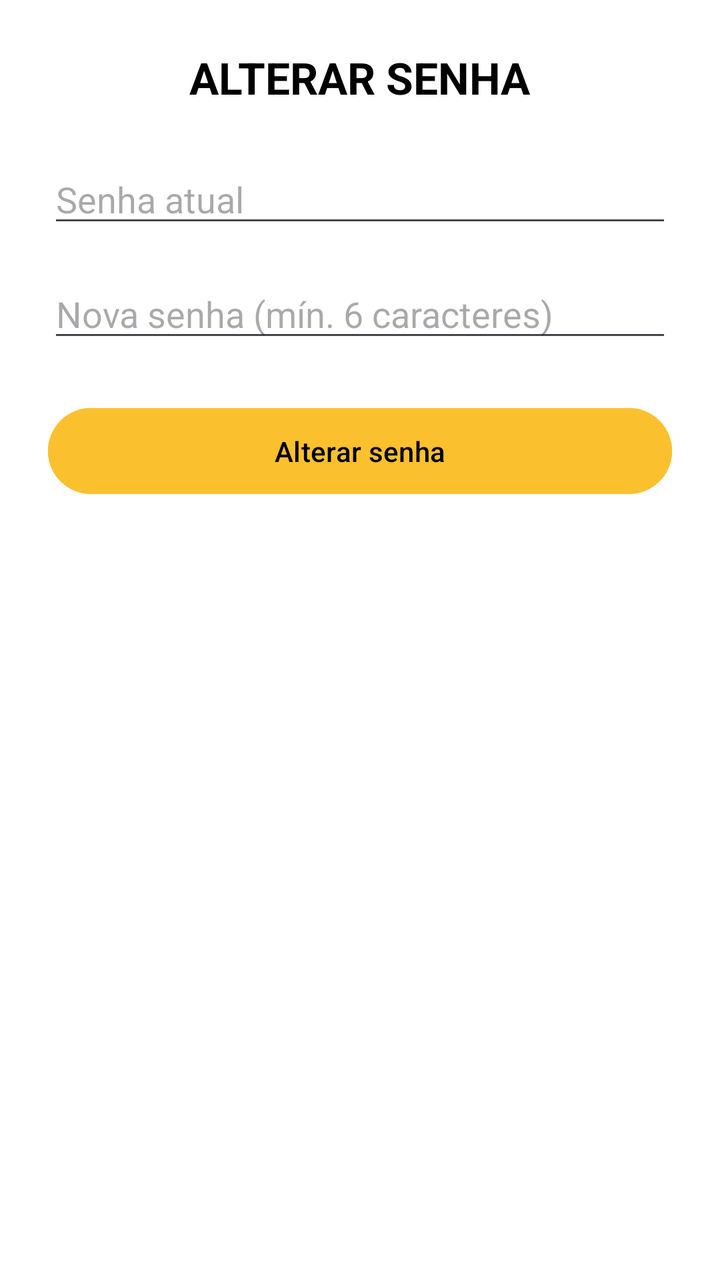
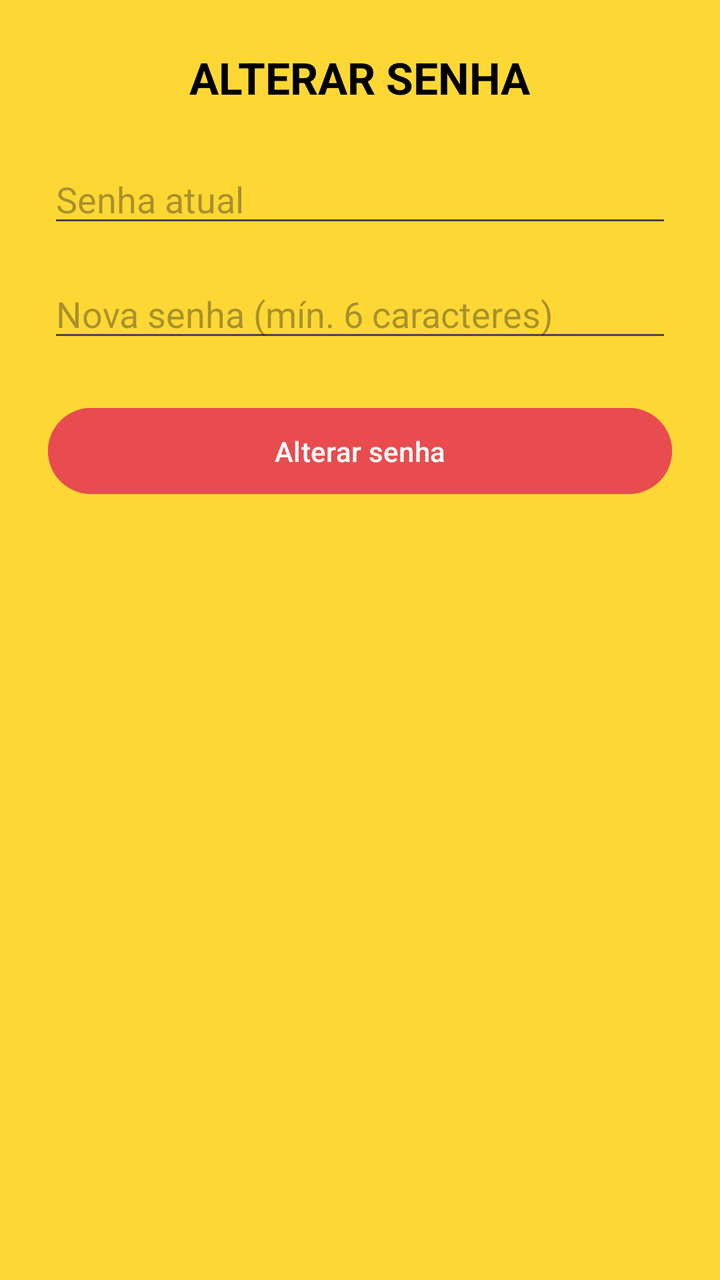

Before-and-after screenshots of an Android layout around one commit, followed by the original layout XML and the change that was made.
<!-- AndroidManifest.xml: application theme Theme.MyApplication -->
<!-- res/layout/activity_perfil_alterarsenha.xml -->
<?xml version="1.0" encoding="utf-8"?>
<ScrollView xmlns:android="http://schemas.android.com/apk/res/android"
    android:layout_width="match_parent"
    android:layout_height="match_parent"
    android:background="#FFFFFF">

    <LinearLayout
        android:layout_width="match_parent"
        android:layout_height="wrap_content"
        android:orientation="vertical"
        android:padding="24dp"
        android:gravity="center_horizontal">

        <TextView
            android:text="ALTERAR SENHA"
            android:textSize="22sp"
            android:textStyle="bold"
            android:textColor="#000000"
            android:layout_marginBottom="24dp"
            android:layout_width="wrap_content"
            android:layout_height="wrap_content" />

        <EditText
            android:id="@+id/editSenhaAtual"
            android:layout_width="match_parent"
            android:layout_height="wrap_content"
            android:hint="Senha atual"
            android:inputType="textPassword"
            android:layout_marginBottom="16dp" />

        <EditText
            android:id="@+id/editNovaSenha"
            android:layout_width="match_parent"
            android:layout_height="wrap_content"
            android:hint="Nova senha (mín. 6 caracteres)"
            android:inputType="textPassword"
            android:layout_marginBottom="24dp" />

        <Button
            android:id="@+id/btnAlterarSenha"
            android:layout_width="match_parent"
            android:layout_height="wrap_content"
            android:text="Alterar senha"
            android:backgroundTint="#FBC02D"
            android:textColor="#000000"
            android:padding="12dp" />
    </LinearLayout>
</ScrollView>
<!-- resources referenced by this layout -->
<resources>
  <style name="Theme.MyApplication" parent="Base.Theme.MyApplication" />
  <style name="Base.Theme.MyApplication" parent="Theme.Material3.DayNight.NoActionBar">
          
          
      </style>
</resources>

<!-- the commit's change to res/layout/activity_perfil_alterarsenha.xml (unified diff, before → after) -->
@@ -2,7 +2,7 @@
 <ScrollView xmlns:android="http://schemas.android.com/apk/res/android"
     android:layout_width="match_parent"
     android:layout_height="match_parent"
-    android:background="#FFFFFF">
+    android:background="#FDD835">
 
     <LinearLayout
         android:layout_width="match_parent"
@@ -38,11 +38,10 @@
 
         <Button
             android:id="@+id/btnAlterarSenha"
+            style="@style/BotaoVermelho"
             android:layout_width="match_parent"
             android:layout_height="wrap_content"
             android:text="Alterar senha"
-            android:backgroundTint="#FBC02D"
-            android:textColor="#000000"
             android:padding="12dp" />
     </LinearLayout>
 </ScrollView>
<!-- resource entries referenced after the edit -->
@@ -1,5 +1,10 @@
 <!-- resources referenced by this layout -->
 <resources>
+  <style name="BotaoVermelho" parent="Widget.Material3.Button">
+          <item name="android:backgroundTint">#E84C4F</item>
+          <item name="android:textColor">#FFFFFF</item>
+          <item name="rippleColor">#D43C3C</item>
+      </style>
   <style name="Theme.MyApplication" parent="Base.Theme.MyApplication" />
   <style name="Base.Theme.MyApplication" parent="Theme.Material3.DayNight.NoActionBar">
           
